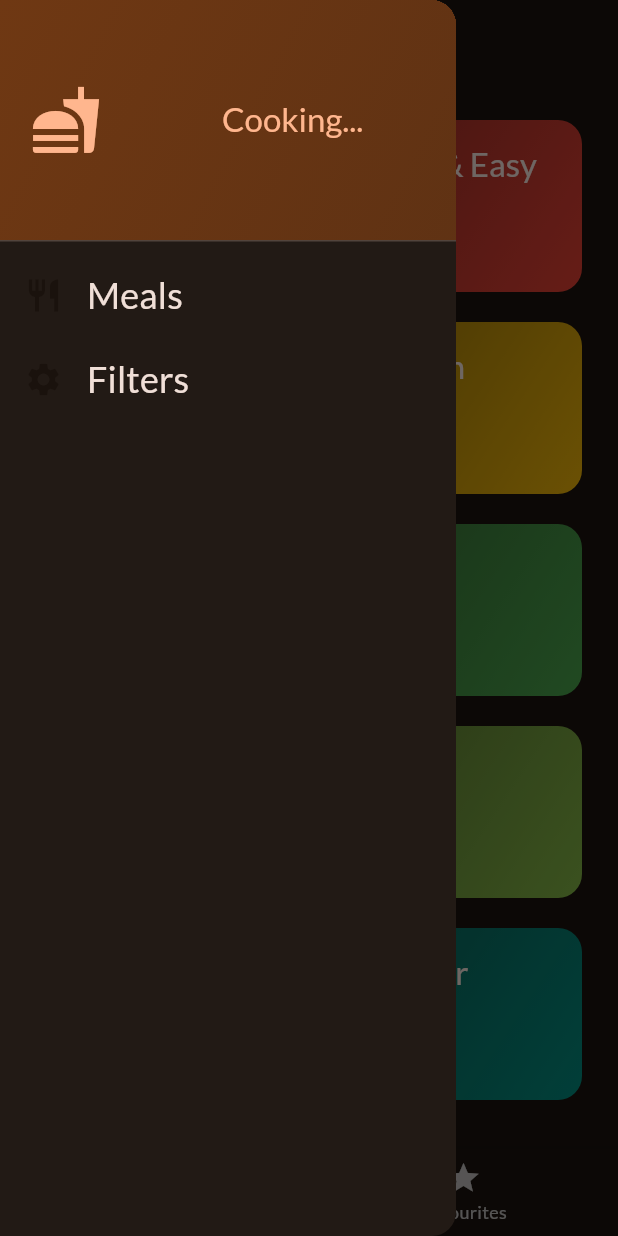
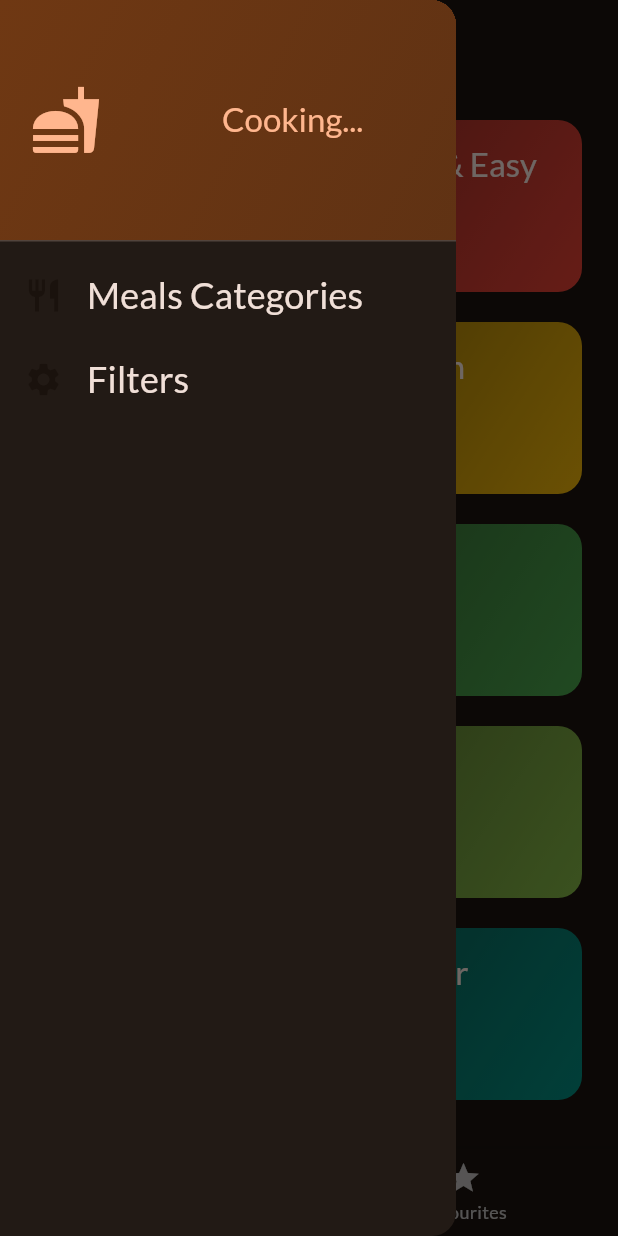
Before and after one commit to jfspps/Flutter_Meals_Demo, a Flutter app: the screen it shows after launch, with the side drawer open, on a phone screen of 412 x 824 dp. Run offline on Flutter 3.47's test engine with Material 2 defaults, Android fonts, the light colour scheme and no system bars; our stand-ins replace google_fonts, transparent_image.

Commit message:
closed the drawer with Navigator pop()

```diff
--- a/lib/nonscreenwidgets/main_drawer.dart
+++ b/lib/nonscreenwidgets/main_drawer.dart
@@ -1,7 +1,9 @@
 import 'package:flutter/material.dart';
 
 class MainDrawer extends StatelessWidget {
-  const MainDrawer({super.key});
+  const MainDrawer({super.key, required this.onSelectScreen});
+
+  final void Function(String identifier) onSelectScreen;
 
   @override
   Widget build(BuildContext context) {
@@ -46,13 +48,15 @@ class MainDrawer extends StatelessWidget {
               color: Theme.of(context).colorScheme.background,
             ),
             title: Text(
-              'Meals',
+              'Meals Categories',
               style: Theme.of(context).textTheme.titleSmall!.copyWith(
                     color: Theme.of(context).colorScheme.onBackground,
                     fontSize: 24,
                   ),
             ),
-            onTap: () {},
+            onTap: () {
+              onSelectScreen('meals_categories');
+            },
           ),
           ListTile(
             leading: Icon(
@@ -67,7 +71,9 @@ class MainDrawer extends StatelessWidget {
                 fontSize: 24,
               ),
             ),
-            onTap: () {},
+            onTap: () {
+              onSelectScreen('filters');
+            },
           ),
         ],
       ),
--- a/lib/screenwidgets/tabs.dart
+++ b/lib/screenwidgets/tabs.dart
@@ -54,6 +54,15 @@ class _TabsScreenState extends State<TabsScreen> {
     });
   }
 
+  void _setScreen(String identifier) {
+    if (identifier == 'filters'){
+
+    } else {
+      // chose 'Meals Categories' and already on TabsScreen so just close the drawer
+      Navigator.of(context).pop();
+    }
+  }
+
   @override
   Widget build(BuildContext context) {
     // set the defaults on startup
@@ -76,7 +85,9 @@ class _TabsScreenState extends State<TabsScreen> {
       appBar: AppBar(
         title: Text(activePageTitle),
       ),
-      drawer: const MainDrawer(),
+      drawer: MainDrawer(
+        onSelectScreen: _setScreen,
+      ),
       body: activePage,
       bottomNavigationBar: BottomNavigationBar(
         // onTap expects an int, representing the BottomNavigationBar index; based on
```
